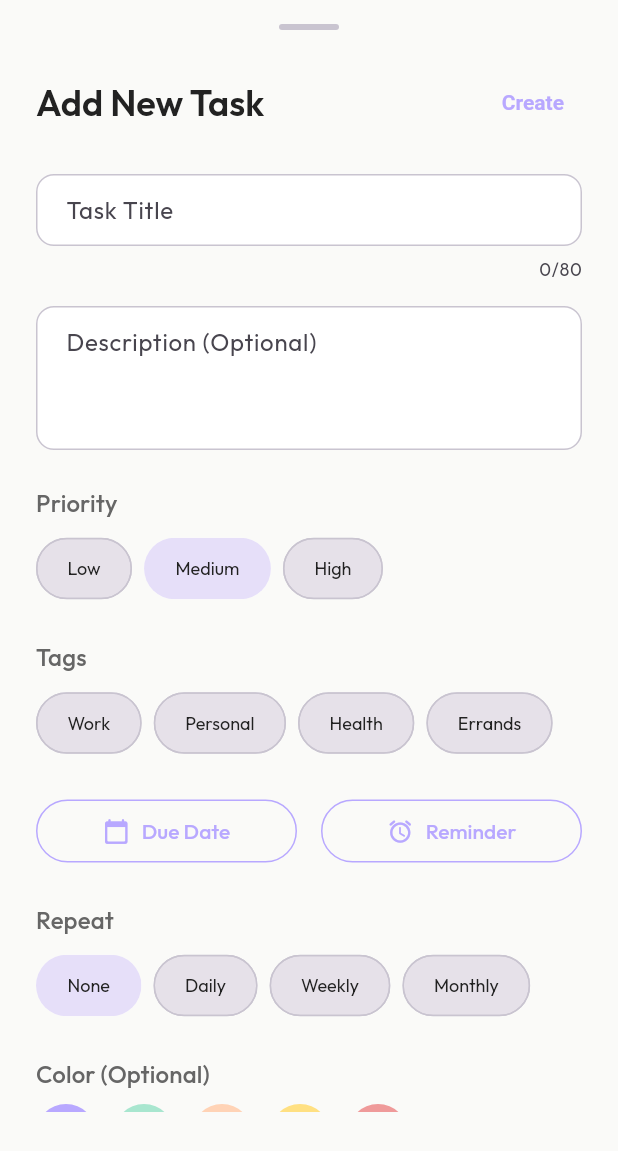
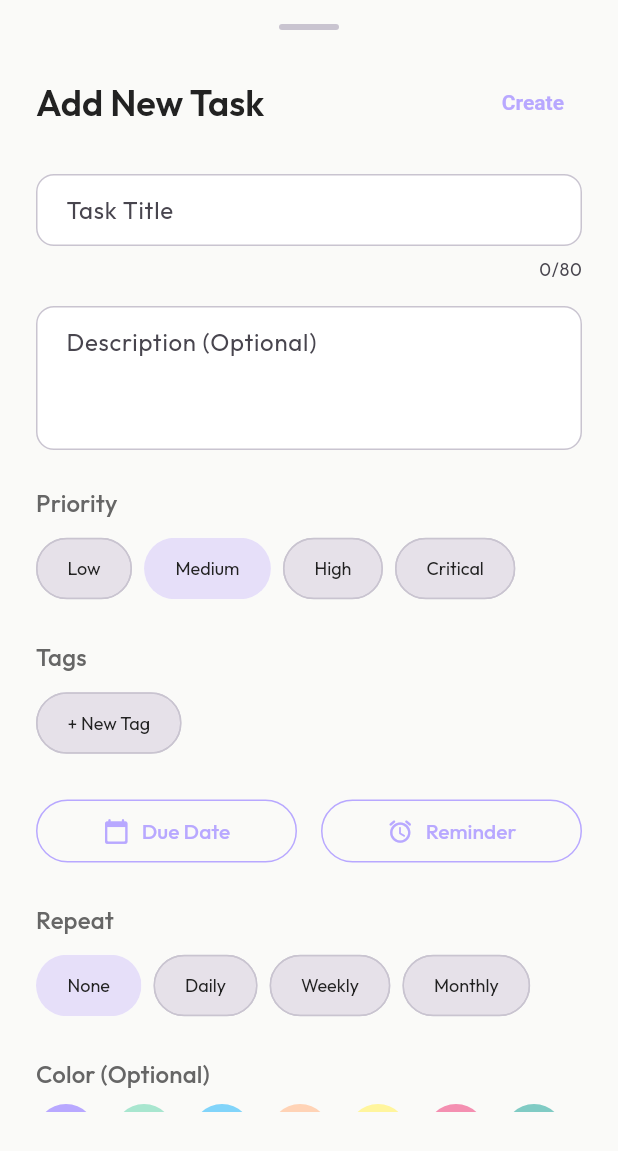
Before and after one commit to PratikBhosale-16/Pastel_Tasks_App, a Flutter app: the AddTaskBottomSheet widget shown alone on an empty page, opened directly, on a phone screen of 412 x 824 dp. Shown: the top 1151 px of the screen. Run offline on Flutter 3.47's test engine with Material 3 defaults, Android fonts, the phone set to English and light mode, and no system bars; our stand-ins replace connectivity_plus, equatable, flutter_riverpod, flutter_secure_storage, go_router, isar and 3 more; accounts and stored records are empty; generated files the repository leaves out were written again.

Commit message:
fix(tasks): improve dynamic tags, priorities and task editor UX

```diff
--- a/lib/app/theme/colors.dart
+++ b/lib/app/theme/colors.dart
@@ -36,4 +36,20 @@ abstract final class AppColors {
 
   /// Dark theme surface.
   static const Color surfaceDark = Color(0xFF1E1E1E);
+
+  /// Extended pastel palette for tasks and tags.
+  static const List<Color> taskColors = [
+    Color(0xFFB8A8FF), // Lavender
+    Color(0xFFA8E6CF), // Mint
+    Color(0xFF81D4FA), // Sky Blue
+    Color(0xFFFFD3B6), // Peach
+    Color(0xFFFFF59D), // Yellow
+    Color(0xFFF48FB1), // Rose
+    Color(0xFF80CBC4), // Teal
+    Color(0xFFCE93D8), // Purple
+    Color(0xFFFFAB91), // Coral
+    Color(0xFFFFF9C4), // Cream
+    Color(0xFFC5E1A5), // Olive
+    Color(0xFFE0E0E0), // Grey
+  ];
 }
--- a/lib/features/tasks/presentation/widgets/add_task_bottom_sheet/add_task_bottom_sheet.dart
+++ b/lib/features/tasks/presentation/widgets/add_task_bottom_sheet/add_task_bottom_sheet.dart
@@ -7,6 +7,11 @@ import 'package:pastel_tasks/shared/widgets/textfields/primary_text_field.dart';
 import 'package:pastel_tasks/features/tasks/domain/models/task.dart';
 import 'package:pastel_tasks/features/tasks/domain/enums/priority.dart';
 import 'package:pastel_tasks/features/tasks/domain/enums/repeat_rule.dart';
+
+import 'package:flutter_riverpod/flutter_riverpod.dart';
+import 'package:pastel_tasks/features/tags/presentation/providers/tag_notifier.dart';
+import 'package:pastel_tasks/features/tags/presentation/widgets/tag_form_bottom_sheet.dart';
+import 'package:pastel_tasks/app/theme/colors.dart';
 
 /// Data class representing the result from the add task bottom sheet.
 class AddTaskFormData {
@@ -41,7 +46,7 @@ class AddTaskFormData {
 
 /// A bottom sheet for adding or editing a task.
 /// Returns an [AddTaskFormData] if the user successfully creates/edits a task.
-class AddTaskBottomSheet extends StatefulWidget {
+class AddTaskBottomSheet extends ConsumerStatefulWidget {
   const AddTaskBottomSheet({super.key, this.existingTask});
 
   final Task? existingTask;
@@ -60,10 +65,10 @@ class AddTaskBottomSheet extends StatefulWidget {
   }
 
   @override
-  State<AddTaskBottomSheet> createState() => _AddTaskBottomSheetState();
+  ConsumerState<AddTaskBottomSheet> createState() => _AddTaskBottomSheetState();
 }
 
-class _AddTaskBottomSheetState extends State<AddTaskBottomSheet> {
+class _AddTaskBottomSheetState extends ConsumerState<AddTaskBottomSheet> {
   final _formKey = GlobalKey<FormState>();
   final _titleController = TextEditingController();
   final _descriptionController = TextEditingController();
@@ -76,16 +81,9 @@ class _AddTaskBottomSheetState extends State<AddTaskBottomSheet> {
   Color? _selectedColor;
   bool _isPinned = false;
 
-  final List<String> _priorities = ['Low', 'Medium', 'High'];
+  final List<String> _priorities = ['Low', 'Medium', 'High', 'Critical'];
   final List<String> _repeatRules = ['None', 'Daily', 'Weekly', 'Monthly'];
-  final List<String> _mockTags = ['Work', 'Personal', 'Health', 'Errands'];
-  final List<Color> _presetColors = [
-    const Color(0xFFB8A8FF), // Pastel Lavender
-    const Color(0xFFA8E6CF), // Pastel Mint
-    const Color(0xFFFFD3B6), // Pastel Peach
-    const Color(0xFFFFE082), // Warning
-    const Color(0xFFEF9A9A), // Error
-  ];
+  final List<Color> _presetColors = AppColors.taskColors;
 
   @override
   void initState() {
@@ -389,17 +387,44 @@ class _AddTaskBottomSheetState extends State<AddTaskBottomSheet> {
                     // Tags
                     Text('Tags', style: Theme.of(context).textTheme.titleSmall),
                     const SizedBox(height: 8),
-                    Wrap(
-                      spacing: 8,
-                      children: _mockTags.map((t) {
-                        return SelectionChip(
-                          label: t,
-                          isSelected: _tag == t,
-                          onSelected: (selected) {
-                            setState(() => _tag = selected ? t : null);
-                          },
-                        );
-                      }).toList(),
+                    SingleChildScrollView(
+                      scrollDirection: Axis.horizontal,
+                      child: Row(
+                        children: [
+                          SelectionChip(
+                            label: '+ New Tag',
+                            isSelected: false,
+                            onSelected: (_) async {
+                              final newTag = await TagFormBottomSheet.show(context);
+                              if (newTag != null && mounted) {
+                                await ref.read(tagNotifierProvider.notifier).create(newTag);
+                                setState(() {
+                                  _tag = newTag.name;
+                                });
+                              }
+                            },
+                          ),
+                          const SizedBox(width: 8),
+                          ...ref.watch(tagNotifierProvider).when(
+                            data: (tags) {
+                              return tags.map((t) {
+                                return Padding(
+                                  padding: const EdgeInsets.only(right: 8.0),
+                                  child: SelectionChip(
+                                    label: t.name,
+                                    isSelected: _tag == t.name,
+                                    onSelected: (selected) {
+                                      setState(() => _tag = selected ? t.name : null);
+                                    },
+                                  ),
+                                );
+                              });
+                            },
+                            loading: () => [const SizedBox.shrink()],
+                            error: (_, __) => [const SizedBox.shrink()],
+                          ),
+                        ],
+                      ),
                     ),
                     const SizedBox(height: 24),
 
--- a/lib/features/tasks/presentation/widgets/task_card/task_card.dart
+++ b/lib/features/tasks/presentation/widgets/task_card/task_card.dart
@@ -511,7 +511,7 @@ class TaskCard extends ConsumerWidget {
       case Priority.low:
         return Colors.green;
       case Priority.critical:
-        return Colors.redAccent.shade700;
+        return const Color(0xFFB71C1C); // Deep Red
       default:
         return colorScheme.onSurfaceVariant.withValues(alpha: 0.3);
     }
```
Also changed, not shown: lib/features/selection/presentation/widgets/bulk_actions_bottom_sheet.dart (+31 -13 lines), lib/features/tags/presentation/widgets/tag_form_bottom_sheet.dart (+7 -5 lines).
